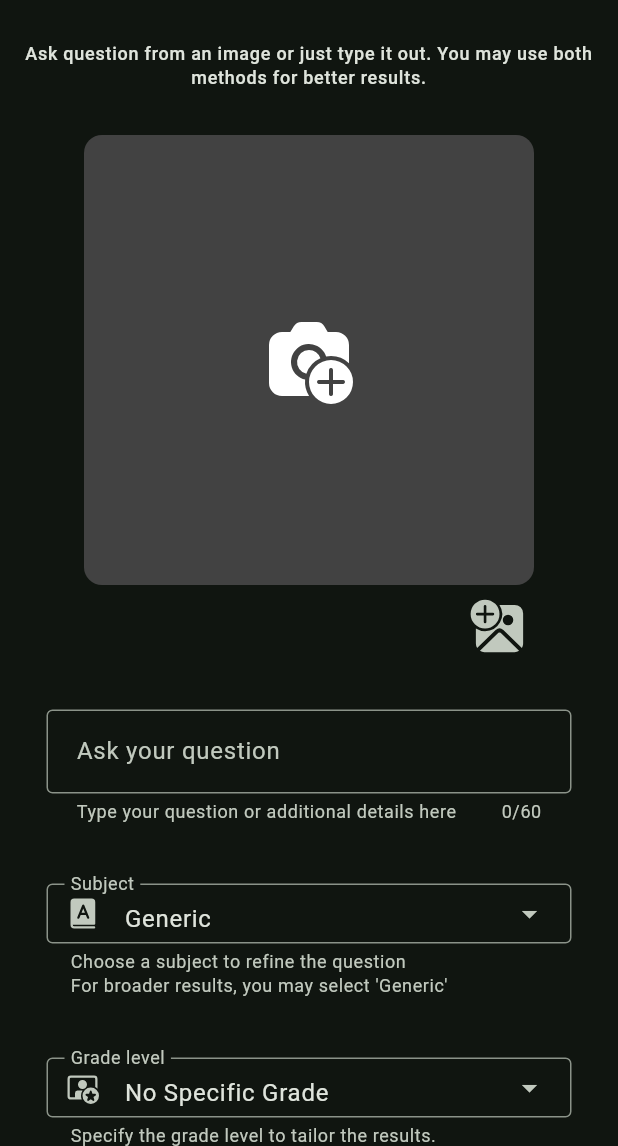
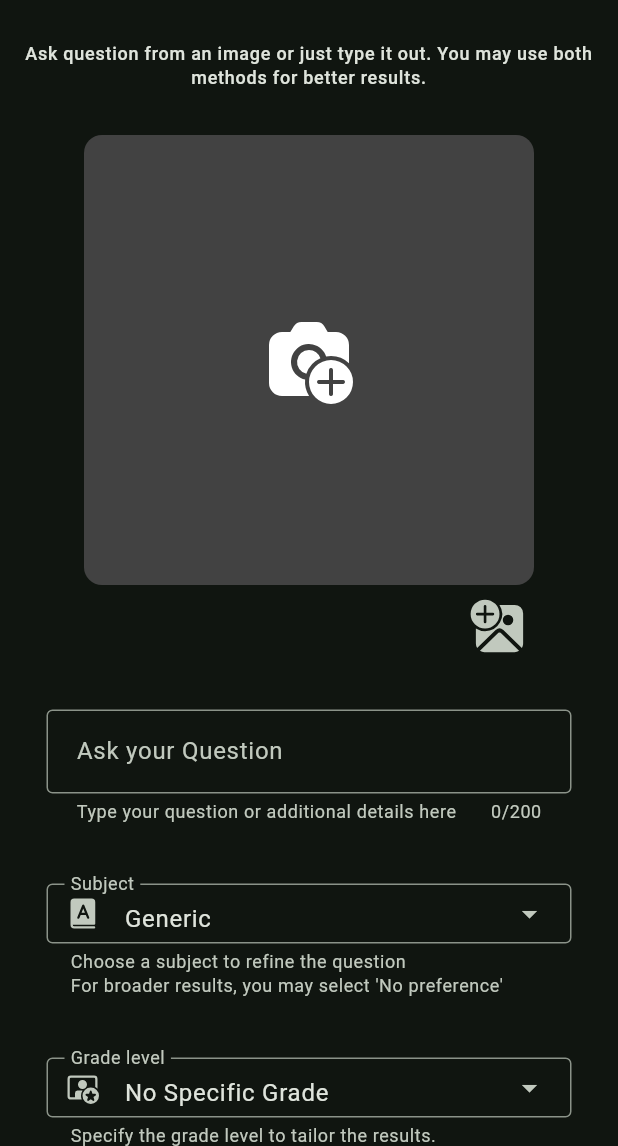
Before and after one commit to HarshNarayanJha/Insta-Solve, a Flutter app: the screen it shows after launch, after a tap on "Ask Question", on a phone screen of 412 x 824 dp, the part 90-1236 px from its top. Run offline on Flutter 3.47's test engine with Material 3 defaults, Android fonts, the phone set to English and light mode, and no system bars; our stand-ins replace animated_text_kit, fluentui_system_icons, flutter_secure_storage, google_fonts, google_generative_ai, hive and 6 more; missing offline and left inert: flutter_tex; accounts and stored records are empty.

Commit message:
fix: ask again applying default grade cause it's async

```diff
--- a/lib/pages/scan_page.dart
+++ b/lib/pages/scan_page.dart
@@ -49,6 +49,10 @@ class _ScanPageState extends State<ScanPage> {
 
   void _loadPreferences() async {
     final savedSettings = await preferencesService.getSettings();
+
+    if (askedAgainSetDone) {
+      return;
+    }
 
     setState(() {
       gradeValue = UtilData.grades[savedSettings.defaultGrade];
@@ -213,14 +217,6 @@ class _ScanPageState extends State<ScanPage> {
                   style: Theme.of(context).textTheme.labelMedium,
                   textAlign: TextAlign.center,
                 ),
-                // Text(
-                //   "NOTE: if the app closes after taking a photo, reopen this screen to get the photo back",
-                //   style: Theme.of(context)
-                //       .textTheme
-                //       .labelMedium
-                //       ?.copyWith(color: Colors.grey.shade600),
-                //   textAlign: TextAlign.center,
-                // ),
                 const SizedBox(height: 30),
                 Stack(
                   children: [
@@ -300,11 +296,11 @@ class _ScanPageState extends State<ScanPage> {
                               customInput.text.isNotEmpty || (_image != null);
                         });
                       },
-                      maxLength: 60,
+                      maxLength: 200,
                       decoration: InputDecoration(
                         contentPadding: const EdgeInsets.all(16),
                         label: Text((_image == null)
-                            ? "Ask your question"
+                            ? "Ask your Question"
                             : "Image context"),
                         suffixIcon: AnimatedOpacity(
                           duration: Durations.short3,
@@ -335,7 +331,7 @@ class _ScanPageState extends State<ScanPage> {
                   leadingIcon: const Icon(FluentIcons.book_letter_24_filled),
                   initialSelection: subject.name,
                   helperText:
-                      "Choose a subject to refine the question\nFor broader results, you may select 'Generic'",
+                      "Choose a subject to refine the question\nFor broader results, you may select 'No preference'",
                   onSelected: (String? value) {
                     setState(() {
                       subject =
@@ -359,7 +355,7 @@ class _ScanPageState extends State<ScanPage> {
                       const Icon(FluentIcons.video_person_star_24_filled),
                   initialSelection: gradeValue,
                   helperText:
-                      "Specify the grade level to tailor the results.\nChoose 'No Specific Grade' for automatic determination.",
+                      "Specify the grade level to tailor the results.\nChoose 'No preference' for automatic determination.",
                   onSelected: (String? value) {
                     setState(() {
                       gradeValue = value!;
@@ -367,7 +363,7 @@ class _ScanPageState extends State<ScanPage> {
                   },
                   dropdownMenuEntries: UtilData.grades
                       .map<DropdownMenuEntry<String>>((String val) {
-                    return DropdownMenuEntry<String>(value: val, label: val);
+                    return DropdownMenuEntry<String>(value: val, label: val.toTitleCase());
                   }).toList(),
                 ),
                 const SizedBox(height: 50),
```
